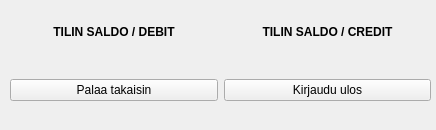
The window that bank-automat/accountbalance.ui (JuusoToratti/tvt23pankkiprojekti) describes before a commit, drawn with Qt 5.
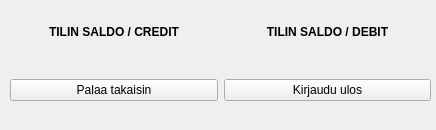
The same window after the commit.

Diff of the .ui file:
```diff
--- a/bank-automat/accountbalance.ui
+++ b/bank-automat/accountbalance.ui
@@ -37,9 +37,9 @@
      </widget>
     </item>
     <item row="1" column="2">
-     <widget class="QLabel" name="creditBalLabel">
+     <widget class="QLabel" name="debitBalLabel">
       <property name="text">
-       <string>&lt;html&gt;&lt;head/&gt;&lt;body&gt;&lt;p&gt;&lt;span style=&quot; font-weight:700;&quot;&gt;TILIN SALDO / CREDIT&lt;/span&gt;&lt;/p&gt;&lt;/body&gt;&lt;/html&gt;</string>
+       <string>&lt;html&gt;&lt;head/&gt;&lt;body&gt;&lt;p&gt;&lt;span style=&quot; font-weight:700;&quot;&gt;TILIN SALDO / DEBIT&lt;/span&gt;&lt;/p&gt;&lt;/body&gt;&lt;/html&gt;</string>
       </property>
       <property name="alignment">
        <set>Qt::AlignCenter</set>
@@ -64,9 +64,9 @@
      </widget>
     </item>
     <item row="1" column="1">
-     <widget class="QLabel" name="debitBalLabel">
+     <widget class="QLabel" name="creditBalLabel">
       <property name="text">
-       <string>&lt;html&gt;&lt;head/&gt;&lt;body&gt;&lt;p&gt;&lt;span style=&quot; font-weight:700;&quot;&gt;TILIN SALDO / DEBIT&lt;/span&gt;&lt;/p&gt;&lt;/body&gt;&lt;/html&gt;</string>
+       <string>&lt;html&gt;&lt;head/&gt;&lt;body&gt;&lt;p&gt;&lt;span style=&quot; font-weight:700;&quot;&gt;TILIN SALDO / CREDIT&lt;/span&gt;&lt;/p&gt;&lt;/body&gt;&lt;/html&gt;</string>
       </property>
       <property name="alignment">
        <set>Qt::AlignCenter</set>
```
